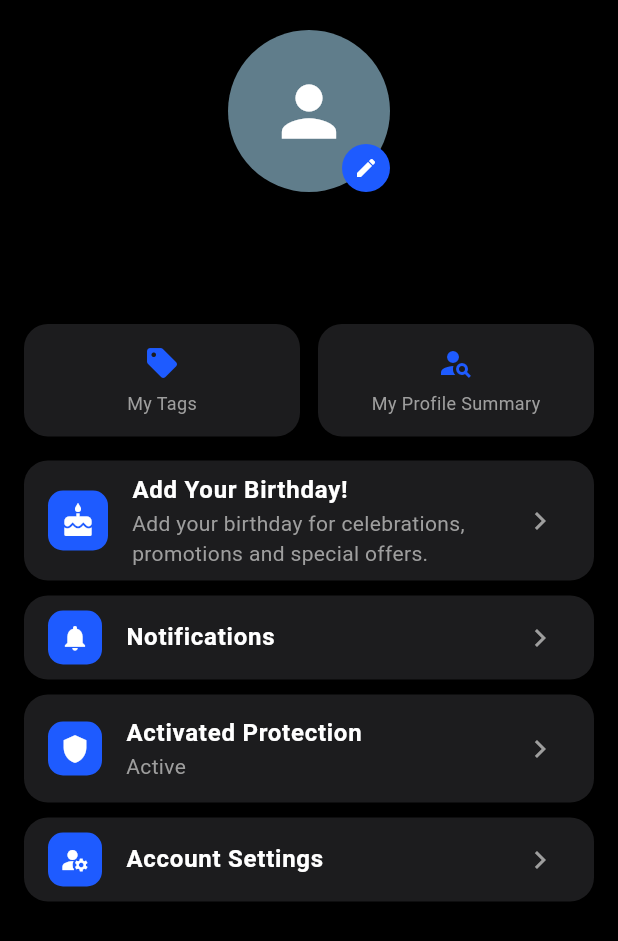
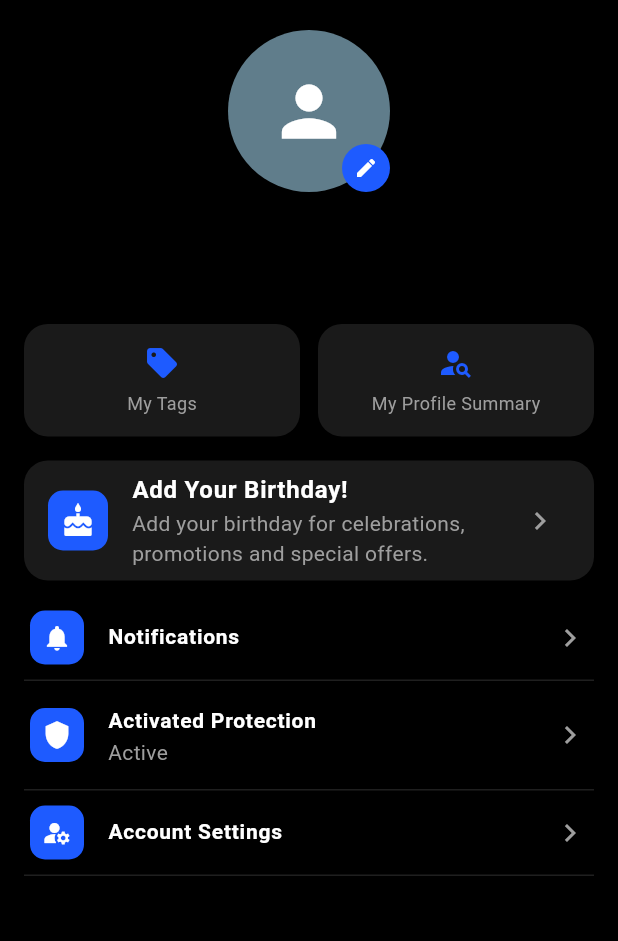
Before and after one commit to ENTERnBACK/mobprog_getcontact, a Flutter app: the ProfileScreen screen opened by its route, on a phone screen of 412 x 824 dp. Shown: the top 941 px of the screen. Run offline on Flutter 3.47's test engine with Material 3 defaults, Android fonts, the phone set to English and light mode, and no system bars; our stand-ins replace image_picker, shared_preferences; accounts and stored records are empty.

Commit message:
feat(menu): restyle menu widgets and add bottom navigation

```diff
--- a/lib/menu/widgets/menu_helpers.dart
+++ b/lib/menu/widgets/menu_helpers.dart
@@ -1,7 +1,7 @@
 import 'package:flutter/material.dart';
 
 const Color kBg = Colors.black;
-const Color kCard = Color(0xFF1C1C1E);
+const Color kCard = Color(0xFF1A1A1A);
 const Color kAccent = Color(0xFF1E5BFF);
 
 void showSnack(BuildContext context, String message, {bool error = false}) {
@@ -12,6 +12,24 @@ void showSnack(BuildContext context, String message, {bool error = false}) {
       duration: const Duration(seconds: 2),
     ),
   );
+}
+
+class IconBadge extends StatelessWidget {
+  final IconData icon;
+  const IconBadge({super.key, required this.icon});
+
+  @override
+  Widget build(BuildContext context) {
+    return Container(
+      width: 36,
+      height: 36,
+      decoration: BoxDecoration(
+        color: kAccent,
+        borderRadius: BorderRadius.circular(10),
+      ),
+      child: Icon(icon, color: Colors.white, size: 20),
+    );
+  }
 }
 
 class MenuTile extends StatelessWidget {
@@ -30,31 +48,29 @@ class MenuTile extends StatelessWidget {
 
   @override
   Widget build(BuildContext context) {
-    return Padding(
-      padding: const EdgeInsets.only(bottom: 10),
-      child: Material(
-        color: kCard,
-        borderRadius: BorderRadius.circular(16),
-        clipBehavior: Clip.antiAlias,
+    return Column(
+      children: [
+        Material(
+          color: Colors.transparent,
           child: ListTile(
             onTap: onTap,
-          leading: Container(
-            padding: const EdgeInsets.all(8),
-            decoration: BoxDecoration(
-              color: kAccent,
-              borderRadius: BorderRadius.circular(10),
+            contentPadding: const EdgeInsets.symmetric(horizontal: 4),
+            leading: IconBadge(icon: icon),
+            title: Text(
+              title,
+              style: const TextStyle(
+                  color: Colors.white,
+                  fontSize: 14,
+                  fontWeight: FontWeight.w600),
             ),
-            child: Icon(icon, color: Colors.white, size: 20),
-          ),
-          title: Text(title,
-              style: const TextStyle(
-                  color: Colors.white, fontWeight: FontWeight.w600)),
             subtitle: subtitle == null
                 ? null
                 : Text(subtitle!, style: const TextStyle(color: Colors.grey)),
             trailing: const Icon(Icons.chevron_right, color: Colors.grey),
           ),
         ),
+        const Divider(height: 1, color: Colors.white12),
+      ],
     );
   }
 }
```
Also changed, not shown: lib/menu/widgets/menu_bottom_nav.dart (added, +78 -0 lines). Lines whose indentation alone changed are shown as unchanged.
